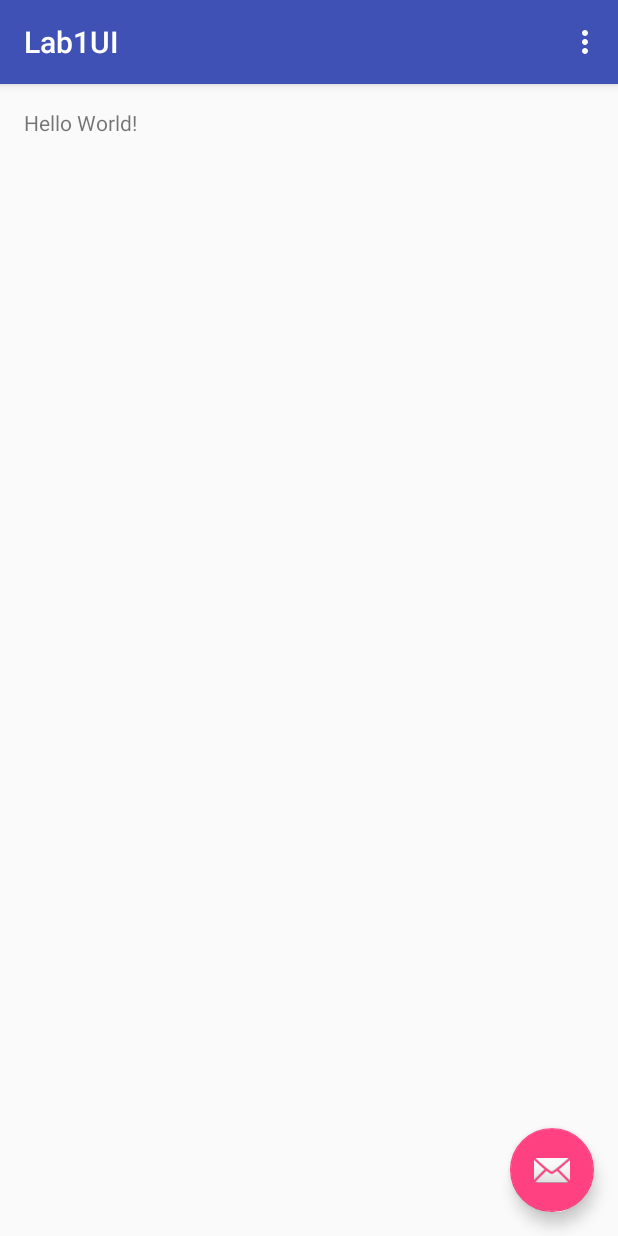
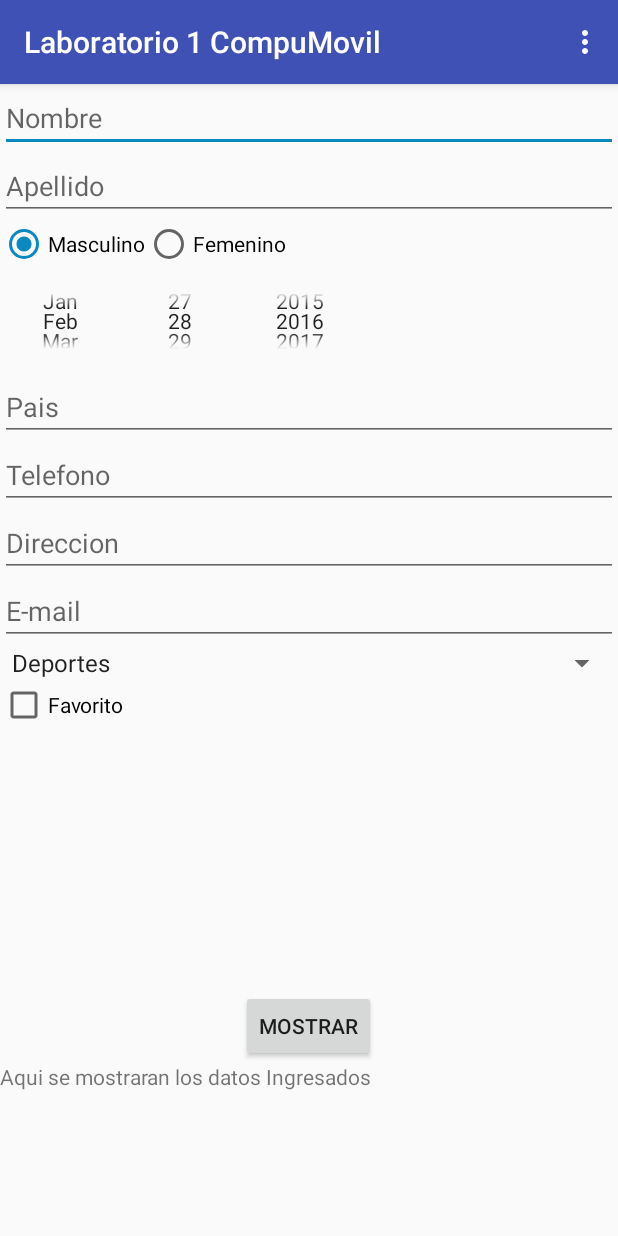
Before and after one commit to camigomez35/lab1_compumovil, an Android app: the screen it shows after launch (activity_mail before the commit, MainActivity after it), on a phone screen of 412 x 824 dp. Run offline under Robolectric (Android 15) with nearby library versions, the phone set to English and light mode, and no system bars.

Commit message:
Segundo Commit

```diff
--- a/app/src/main/AndroidManifest.xml
+++ b/app/src/main/AndroidManifest.xml
@@ -9,7 +9,7 @@
         android:supportsRtl="true"
         android:theme="@style/AppTheme">
         <activity
-            android:name=".activity_mail"
+            android:name=".MainActivity"
             android:label="@string/app_name"
             android:theme="@style/AppTheme.NoActionBar">
             <intent-filter>
--- /dev/null
+++ b/app/src/main/java/co/edu/udea/compumovil/gr12/lab1ui/MainActivity.java
@@ -0,0 +1,100 @@
+package co.edu.udea.compumovil.gr12.lab1ui;
+
+import android.os.Bundle;
+import android.support.annotation.StringDef;
+import android.support.design.widget.FloatingActionButton;
+import android.support.design.widget.Snackbar;
+import android.support.v7.app.AppCompatActivity;
+import android.support.v7.widget.Toolbar;
+import android.view.View;
+import android.view.Menu;
+import android.view.MenuItem;
+import android.widget.ArrayAdapter;
+import android.widget.Button;
+import android.widget.CheckBox;
+import android.widget.EditText;
+import android.widget.RadioButton;
+import android.widget.RadioGroup;
+import android.widget.Spinner;
+import android.widget.TextView;
+
+public class MainActivity extends AppCompatActivity implements View.OnClickListener {
+    EditText nombre, apellido, pais, telefono, direccion, email;
+    RadioGroup sexo;
+    Spinner hobbies;
+    CheckBox favorito;
+    TextView texto;
+    Button boton;
+
+
+    @Override
+    protected void onCreate(Bundle savedInstanceState) {
+        super.onCreate(savedInstanceState);
+        setContentView(R.layout.activity_mail);
+        Toolbar toolbar = (Toolbar) findViewById(R.id.toolbar);
+        setSupportActionBar(toolbar);
+
+        nombre = (EditText) findViewById(R.id.Nombre);
+        apellido = (EditText) findViewById(R.id.Apellido);
+
+        sexo = (RadioGroup) findViewById(R.id.Sexo);
+
+        pais = (EditText) findViewById(R.id.pais);
+        telefono = (EditText) findViewById(R.id.telefono);
+        direccion = (EditText) findViewById(R.id.direccion);
+        email = (EditText) findViewById(R.id.email);
+
+        hobbies = (Spinner) findViewById(R.id.hobbies);
+        favorito = (CheckBox) findViewById(R.id.favorito);
+
+        texto = (TextView) findViewById(R.id.datos);
+        boton = (Button) findViewById(R.id.mostrar);
+
+        boton.setOnClickListener(this);
+
+        ArrayAdapter<CharSequence> adapter = ArrayAdapter.createFromResource(this, R.array.planets_array, android.R.layout.simple_spinner_item);
+        adapter.setDropDownViewResource(android.R.layout.simple_spinner_dropdown_item);
+        hobbies.setAdapter(adapter);
+    }
+
+    @Override
+    public boolean onCreateOptionsMenu(Menu menu) {
+        // Inflate the menu; this adds items to the action bar if it is present.
+        getMenuInflater().inflate(R.menu.menu_activity_mail, menu);
+        return true;
+    }
+
+    @Override
+    public boolean onOptionsItemSelected(MenuItem item) {
+        // Handle action bar item clicks here. The action bar will
+        // automatically handle clicks on the Home/Up button, so long
+        // as you specify a parent activity in AndroidManifest.xml.
+        int id = item.getItemId();
+
+        //noinspection SimplifiableIfStatement
+        if (id == R.id.action_settings) {
+            return true;
+        }
+
+        return super.onOptionsItemSelected(item);
+    }
+
+    @Override
+    public void onClick(View v) {
+        if(v.getId()==R.id.mostrar){
+            String date = "Nombre: " + nombre.getText().toString() + "\n";
+            date = date +"Apellido: "+ apellido.getText().toString() + "\n";
+
+            date = date +"Pais: "+ pais.getText().toString() + "\n";
+            date = date +"Telefono: "+ telefono.getText().toString() + "\n";
+            date = date +"Dirección: "+ direccion.getText().toString() + "\n";
+            date = date +"E-mail: "+ email.getText().toString() + "\n";
+            if(favorito.isChecked()){
+                date = date + "Contacto marcado como favorito";
+            }else{
+                date = date + "Contacto No marcado como favorito";
+            }
+            texto.setText(date);
+        }
+    }
+}
--- a/app/src/main/java/co/edu/udea/compumovil/gr12/lab1ui/activity_mail.java
+++ /dev/null
@@ -1,52 +0,0 @@
-package co.edu.udea.compumovil.gr12.lab1ui;
-
-import android.os.Bundle;
-import android.support.design.widget.FloatingActionButton;
-import android.support.design.widget.Snackbar;
-import android.support.v7.app.AppCompatActivity;
-import android.support.v7.widget.Toolbar;
-import android.view.View;
-import android.view.Menu;
-import android.view.MenuItem;
-
-public class activity_mail extends AppCompatActivity {
-
-    @Override
-    protected void onCreate(Bundle savedInstanceState) {
-        super.onCreate(savedInstanceState);
-        setContentView(R.layout.activity_activity_mail);
-        Toolbar toolbar = (Toolbar) findViewById(R.id.toolbar);
-        setSupportActionBar(toolbar);
-
-        FloatingActionButton fab = (FloatingActionButton) findViewById(R.id.fab);
-        fab.setOnClickListener(new View.OnClickListener() {
-            @Override
-            public void onClick(View view) {
-                Snackbar.make(view, "Replace with your own action", Snackbar.LENGTH_LONG)
-                        .setAction("Action", null).show();
-            }
-        });
-    }
-
-    @Override
-    public boolean onCreateOptionsMenu(Menu menu) {
-        // Inflate the menu; this adds items to the action bar if it is present.
-        getMenuInflater().inflate(R.menu.menu_activity_mail, menu);
-        return true;
-    }
-
-    @Override
-    public boolean onOptionsItemSelected(MenuItem item) {
-        // Handle action bar item clicks here. The action bar will
-        // automatically handle clicks on the Home/Up button, so long
-        // as you specify a parent activity in AndroidManifest.xml.
-        int id = item.getItemId();
-
-        //noinspection SimplifiableIfStatement
-        if (id == R.id.action_settings) {
-            return true;
-        }
-
-        return super.onOptionsItemSelected(item);
-    }
-}
--- /dev/null
+++ b/app/src/main/res/layout-land/activity_mail.xml
@@ -0,0 +1,161 @@
+<?xml version="1.0" encoding="utf-8"?>
+<LinearLayout xmlns:android="http://schemas.android.com/apk/res/android"
+    xmlns:app="http://schemas.android.com/apk/res-auto"
+    android:layout_width="match_parent"
+    android:layout_height="match_parent"
+    android:orientation="vertical">
+
+    <android.support.design.widget.AppBarLayout
+        android:id="@+id/view"
+        android:layout_width="match_parent"
+        android:layout_height="wrap_content"
+        android:theme="@style/AppTheme.AppBarOverlay">
+
+        <android.support.v7.widget.Toolbar
+            android:id="@+id/toolbar"
+            android:layout_width="match_parent"
+            android:layout_height="?attr/actionBarSize"
+            android:background="?attr/colorPrimary"
+            app:popupTheme="@style/AppTheme.PopupOverlay" />
+
+    </android.support.design.widget.AppBarLayout>
+
+    <ScrollView
+        android:layout_width="match_parent"
+        android:layout_height="match_parent"
+        android:layout_weight="1">
+
+
+        <RelativeLayout
+            android:id="@+id/linearLayout"
+            android:layout_width="match_parent"
+            android:layout_height="match_parent"
+            android:layout_alignParentStart="true"
+            android:layout_below="@+id/view"
+            android:orientation="vertical">
+
+
+            <EditText
+                android:id="@+id/Nombre"
+                android:layout_width="match_parent"
+                android:layout_height="wrap_content"
+                android:ems="10"
+                android:hint="@string/nombre"
+                android:inputType="textPersonName" />
+
+            <EditText
+                android:id="@+id/Apellido"
+                android:layout_width="match_parent"
+                android:layout_height="wrap_content"
+                android:layout_below="@id/Nombre"
+                android:ems="10"
+                android:hint="@string/apellido"
+                android:inputType="textPersonName" />
+
+            <RadioGroup
+                android:id="@+id/Sexo"
+                android:layout_width="372dp"
+                android:layout_height="wrap_content"
+                android:layout_below="@id/Apellido"
+                android:orientation="horizontal"
+                android:checkedButton="@+id/Masculino">
+
+                <RadioButton
+                    android:id="@+id/Masculino"
+                    android:layout_width="wrap_content"
+                    android:layout_height="wrap_content"
+                    android:text="@string/masculino" />
+
+                <RadioButton
+                    android:id="@+id/Femenino"
+                    android:layout_width="wrap_content"
+                    android:layout_height="wrap_content"
+                    android:checked="false"
+                    android:text="@string/femenino" />
+            </RadioGroup>
+
+            <DatePicker
+                android:id="@+id/fecha"
+                android:layout_width="wrap_content"
+                android:layout_height="70dp"
+                android:layout_below="@id/Sexo"
+                android:calendarViewShown="false"
+                android:datePickerMode="spinner" />
+
+            <EditText
+                android:id="@+id/pais"
+                android:layout_width="match_parent"
+                android:layout_height="wrap_content"
+                android:layout_below="@id/fecha"
+                android:hint="@string/pais" />
+
+            <EditText
+                android:id="@+id/telefono"
+                android:layout_width="match_parent"
+                android:layout_height="wrap_content"
+                android:layout_below="@id/pais"
+                android:ems="10"
+                android:hint="@string/telefono"
+                android:inputType="phone" />
+
+            <EditText
+                android:id="@+id/direccion"
+                android:layout_width="match_parent"
+                android:layout_height="wrap_content"
+                android:layout_below="@id/telefono"
+                android:hint="@string/direccion" />
+
+            <EditText
+                android:id="@+id/email"
+                android:layout_width="match_parent"
+                android:layout_height="wrap_content"
+                android:layout_below="@id/direccion"
+                android:ems="10"
+                android:hint="@string/email"
+                android:inputType="textEmailAddress" />
+
+            <Spinner
+                android:id="@+id/hobbies"
+                android:layout_width="match_parent"
+                android:layout_height="wrap_content"
+                android:layout_below="@id/email" />
+
+            <CheckBox
+                android:id="@+id/favorito"
+                android:layout_width="wrap_content"
+                android:layout_height="wrap_content"
+                android:layout_below="@id/hobbies"
+                android:text="@string/favorito" />
+
+
+        </RelativeLayout>
+    </ScrollView>
+
+    <ScrollView
+        android:layout_width="match_parent"
+        android:layout_height="match_parent"
+        android:layout_weight="3">
+
+        <LinearLayout
+            android:layout_width="match_parent"
+            android:layout_height="match_parent"
+            android:layout_alignParentStart="true"
+            android:layout_below="@+id/view"
+            android:orientation="vertical">
+
+            <Button
+                android:id="@+id/mostrar"
+                android:layout_width="wrap_content"
+                android:layout_height="wrap_content"
+                android:layout_gravity="center_horizontal"
+                android:text="@string/mostrar"/>
+
+            <TextView
+                android:id="@+id/datos"
+                android:layout_width="match_parent"
+                android:layout_height="wrap_content"
+                android:text="@string/datos"/>
+        </LinearLayout>
+    </ScrollView>
+
+</LinearLayout>
--- a/app/src/main/res/layout/activity_activity_mail.xml
+++ /dev/null
@@ -1,34 +0,0 @@
-<?xml version="1.0" encoding="utf-8"?>
-<android.support.design.widget.CoordinatorLayout xmlns:android="http://schemas.android.com/apk/res/android"
-    xmlns:app="http://schemas.android.com/apk/res-auto"
-    xmlns:tools="http://schemas.android.com/tools"
-    android:layout_width="match_parent"
-    android:layout_height="match_parent"
-    android:fitsSystemWindows="true"
-    tools:context="co.edu.udea.compumovil.gr12.lab1ui.activity_mail">
-
-    <android.support.design.widget.AppBarLayout
-        android:layout_width="match_parent"
-        android:layout_height="wrap_content"
-        android:theme="@style/AppTheme.AppBarOverlay">
-
-        <android.support.v7.widget.Toolbar
-            android:id="@+id/toolbar"
-            android:layout_width="match_parent"
-            android:layout_height="?attr/actionBarSize"
-            android:background="?attr/colorPrimary"
-            app:popupTheme="@style/AppTheme.PopupOverlay" />
-
-    </android.support.design.widget.AppBarLayout>
-
-    <include layout="@layout/content_activity_mail" />
-
-    <android.support.design.widget.FloatingActionButton
-        android:id="@+id/fab"
-        android:layout_width="wrap_content"
-        android:layout_height="wrap_content"
-        android:layout_gravity="bottom|end"
-        android:layout_margin="@dimen/fab_margin"
-        android:src="@android:drawable/ic_dialog_email" />
-
-</android.support.design.widget.CoordinatorLayout>
--- /dev/null
+++ b/app/src/main/res/layout/activity_mail.xml
@@ -0,0 +1,161 @@
+<?xml version="1.0" encoding="utf-8"?>
+<LinearLayout xmlns:android="http://schemas.android.com/apk/res/android"
+    xmlns:app="http://schemas.android.com/apk/res-auto"
+    android:layout_width="match_parent"
+    android:layout_height="match_parent"
+    android:orientation="vertical">
+
+    <android.support.design.widget.AppBarLayout
+        android:id="@+id/view"
+        android:layout_width="match_parent"
+        android:layout_height="wrap_content"
+        android:theme="@style/AppTheme.AppBarOverlay">
+
+        <android.support.v7.widget.Toolbar
+            android:id="@+id/toolbar"
+            android:layout_width="match_parent"
+            android:layout_height="?attr/actionBarSize"
+            android:background="?attr/colorPrimary"
+            app:popupTheme="@style/AppTheme.PopupOverlay" />
+
+    </android.support.design.widget.AppBarLayout>
+
+    <ScrollView
+        android:layout_width="match_parent"
+        android:layout_height="match_parent"
+        android:layout_weight="1">
+
+
+        <RelativeLayout
+            android:id="@+id/linearLayout"
+            android:layout_width="match_parent"
+            android:layout_height="match_parent"
+            android:layout_alignParentStart="true"
+            android:layout_below="@+id/view"
+            android:orientation="vertical">
+
+
+            <EditText
+                android:id="@+id/Nombre"
+                android:layout_width="match_parent"
+                android:layout_height="wrap_content"
+                android:ems="10"
+                android:hint="@string/nombre"
+                android:inputType="textPersonName" />
+
+            <EditText
+                android:id="@+id/Apellido"
+                android:layout_width="match_parent"
+                android:layout_height="wrap_content"
+                android:layout_below="@id/Nombre"
+                android:ems="10"
+                android:hint="@string/apellido"
+                android:inputType="textPersonName" />
+
+            <RadioGroup
+                android:id="@+id/Sexo"
+                android:layout_width="372dp"
+                android:layout_height="wrap_content"
+                android:layout_below="@id/Apellido"
+                android:orientation="horizontal"
+                android:checkedButton="@+id/Masculino">
+
+                <RadioButton
+                    android:id="@+id/Masculino"
+                    android:layout_width="wrap_content"
+                    android:layout_height="wrap_content"
+                    android:text="@string/masculino" />
+
+                <RadioButton
+                    android:id="@+id/Femenino"
+                    android:layout_width="wrap_content"
+                    android:layout_height="wrap_content"
+                    android:checked="false"
+                    android:text="@string/femenino" />
+            </RadioGroup>
+
+            <DatePicker
+                android:id="@+id/fecha"
+                android:layout_width="wrap_content"
+                android:layout_height="70dp"
+                android:layout_below="@id/Sexo"
+                android:calendarViewShown="false"
+                android:datePickerMode="spinner" />
+
+            <EditText
+                android:id="@+id/pais"
+                android:layout_width="match_parent"
+                android:layout_height="wrap_content"
+                android:layout_below="@id/fecha"
+                android:hint="@string/pais" />
+
+            <EditText
+                android:id="@+id/telefono"
+                android:layout_width="match_parent"
+                android:layout_height="wrap_content"
+                android:layout_below="@id/pais"
+                android:ems="10"
+                android:hint="@string/telefono"
+                android:inputType="phone" />
+
+            <EditText
+                android:id="@+id/direccion"
+                android:layout_width="match_parent"
+                android:layout_height="wrap_content"
+                android:layout_below="@id/telefono"
+                android:hint="@string/direccion" />
+
+            <EditText
+                android:id="@+id/email"
+                android:layout_width="match_parent"
+                android:layout_height="wrap_content"
+                android:layout_below="@id/direccion"
+                android:ems="10"
+                android:hint="@string/email"
+                android:inputType="textEmailAddress" />
+
+            <Spinner
+                android:id="@+id/hobbies"
+                android:layout_width="match_parent"
+                android:layout_height="wrap_content"
+                android:layout_below="@id/email" />
+
+            <CheckBox
+                android:id="@+id/favorito"
+                android:layout_width="wrap_content"
+                android:layout_height="wrap_content"
+                android:layout_below="@id/hobbies"
+                android:text="@string/favorito" />
+
+
+        </RelativeLayout>
+    </ScrollView>
+
+    <ScrollView
+        android:layout_width="match_parent"
+        android:layout_height="match_parent"
+        android:layout_weight="3">
+
+        <LinearLayout
+            android:layout_width="match_parent"
+            android:layout_height="match_parent"
+            android:layout_alignParentStart="true"
+            android:layout_below="@+id/view"
+            android:orientation="vertical">
+
+            <Button
+                android:id="@+id/mostrar"
+                android:layout_width="wrap_content"
+                android:layout_height="wrap_content"
+                android:layout_gravity="center_horizontal"
+                android:text="@string/mostrar"/>
+
+            <TextView
+                android:id="@+id/datos"
+                android:layout_width="match_parent"
+                android:layout_height="wrap_content"
+                android:text="@string/datos"/>
+        </LinearLayout>
+    </ScrollView>
+
+</LinearLayout>
--- a/app/src/main/res/layout/content_activity_mail.xml
+++ b/app/src/main/res/layout/content_activity_mail.xml
@@ -1,5 +1,5 @@
 <?xml version="1.0" encoding="utf-8"?>
-<RelativeLayout xmlns:android="http://schemas.android.com/apk/res/android"
+<LinearLayout xmlns:android="http://schemas.android.com/apk/res/android"
     xmlns:app="http://schemas.android.com/apk/res-auto"
     xmlns:tools="http://schemas.android.com/tools"
     android:layout_width="match_parent"
@@ -10,10 +10,19 @@
     android:paddingTop="@dimen/activity_vertical_margin"
     app:layout_behavior="@string/appbar_scrolling_view_behavior"
     tools:context="co.edu.udea.compumovil.gr12.lab1ui.activity_mail"
-    tools:showIn="@layout/activity_activity_mail">
+    tools:showIn="@layout/activity_mail"
+    android:orientation="vertical">
 
-    <TextView
-        android:layout_width="wrap_content"
-        android:layout_height="wrap_content"
-        android:text="Hello World!" />
-</RelativeLayout>
+    <LinearLayout
+        android:orientation="vertical"
+        android:layout_width="match_parent"
+        android:layout_height="0dp"
+        android:layout_weight="3"></LinearLayout>
+
+    <LinearLayout
+        android:orientation="vertical"
+        android:layout_width="match_parent"
+        android:layout_height="0dp"
+        android:layout_weight="1"></LinearLayout>
+
+</LinearLayout>
--- a/app/src/main/res/values/colors.xml
+++ b/app/src/main/res/values/colors.xml
@@ -2,5 +2,5 @@
 <resources>
     <color name="colorPrimary">#3F51B5</color>
     <color name="colorPrimaryDark">#303F9F</color>
-    <color name="colorAccent">#FF4081</color>
+    <color name="colorAccent">#0889C1</color>
 </resources>
--- a/app/src/main/res/values/strings.xml
+++ b/app/src/main/res/values/strings.xml
@@ -1,4 +1,25 @@
 <resources>
-    <string name="app_name">Lab1UI</string>
+    <string name="app_name">Laboratorio 1 CompuMovil</string>
     <string name="action_settings">Settings</string>
+
+    <string name="nombre">Nombre</string>
+    <string name="apellido">Apellido</string>
+    <string name="femenino">Femenino</string>
+    <string name="masculino">Masculino</string>
+    <string name="pais">Pais</string>
+    <string name="telefono">Telefono</string>
+    <string name="direccion">Direccion</string>
+    <string name="email">E-mail</string>
+    <string name="favorito">Favorito</string>
+    <string name="mostrar">Mostrar</string>
+
+    <string name="datos">Aqui se mostraran los datos Ingresados</string>
+
+    <string-array name="planets_array">
+        <item>Deportes</item>
+        <item>Aprender idiomas nuevos</item>
+        <item>Tocar instrumentos musicales</item>
+        <item>Jugar video juegos</item>
+        <item>Leer</item>
+    </string-array>
 </resources>
```
Also changed, not shown: 1 other file.
